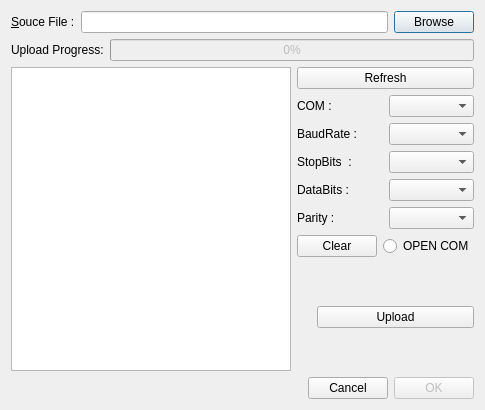
liangzelang/Qt_SerialPort_FileReadWrite, file browsedialog.ui: the form before one commit.
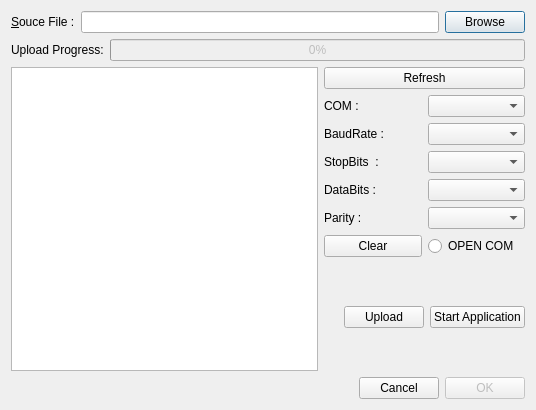
The form after the commit.

The edit to the form file:
```diff
--- a/browsedialog.ui
+++ b/browsedialog.ui
@@ -6,7 +6,7 @@
    <rect>
     <x>0</x>
     <y>0</y>
-    <width>485</width>
+    <width>536</width>
     <height>410</height>
    </rect>
   </property>
@@ -234,6 +234,13 @@
            </property>
           </widget>
          </item>
+         <item>
+          <widget class="QPushButton" name="startpushButton">
+           <property name="text">
+            <string>Start Application</string>
+           </property>
+          </widget>
+         </item>
         </layout>
        </item>
       </layout>
```
